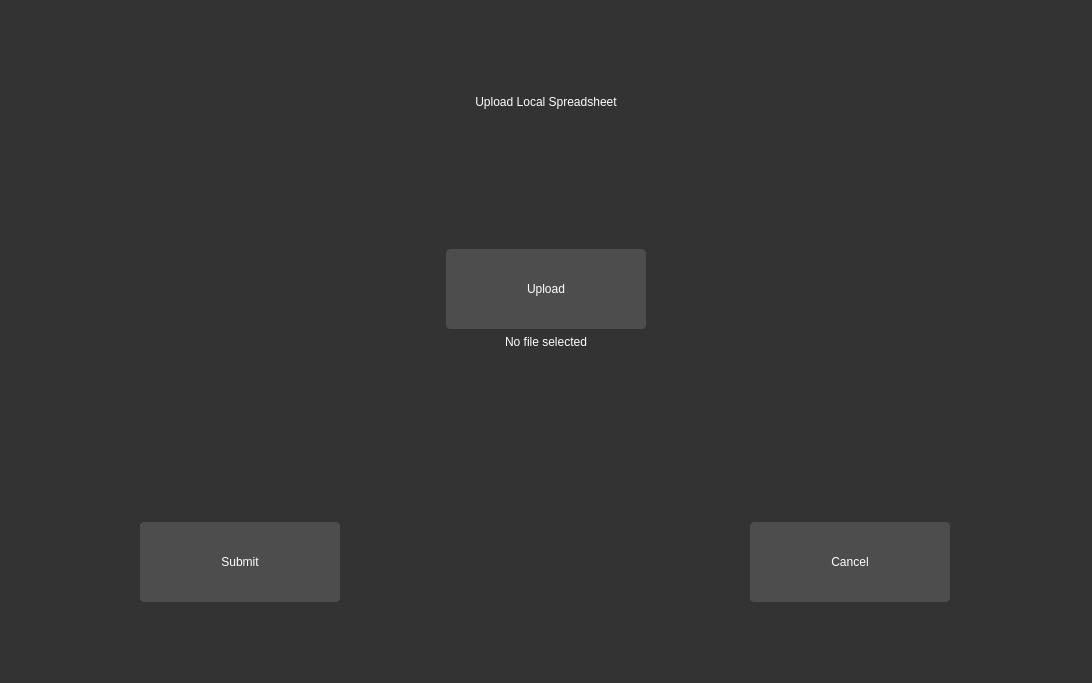
The window that source/features/ui/upload.ui (Teky500/Ebook-PR-Application) describes before a commit, drawn with Qt 5.
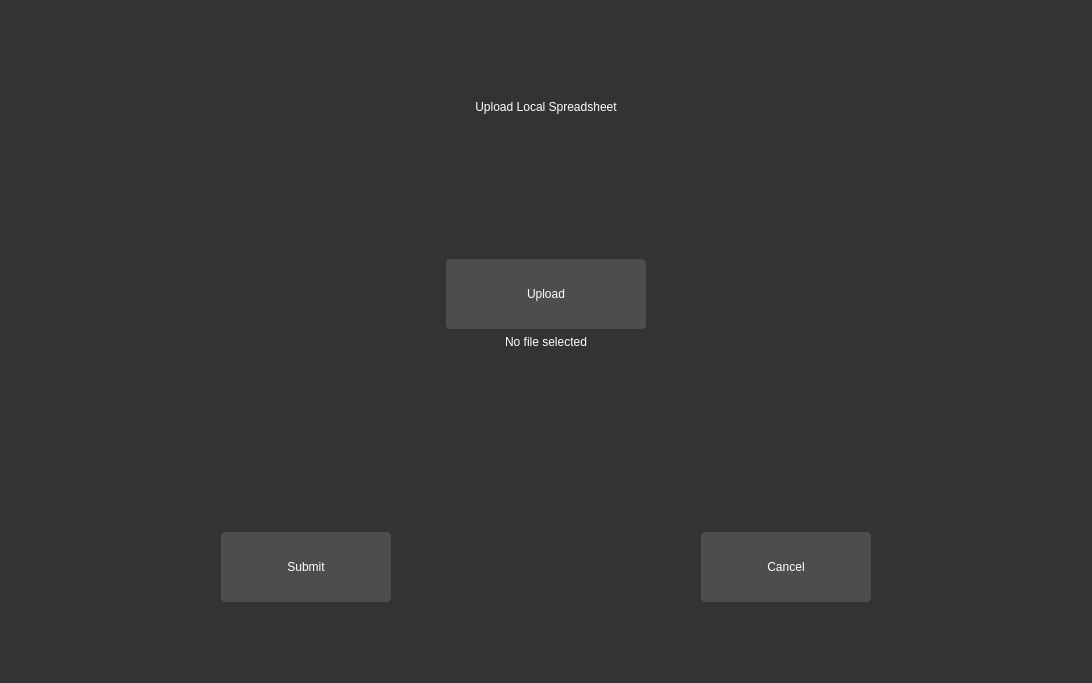
The same window after the commit.

Patch:
```diff
--- a/source/features/ui/upload.ui
+++ b/source/features/ui/upload.ui
@@ -105,10 +105,10 @@
    <item>
     <layout class="QHBoxLayout" name="horizontalLayout">
      <property name="leftMargin">
-      <number>5</number>
+      <number>20</number>
      </property>
      <property name="rightMargin">
-      <number>5</number>
+      <number>20</number>
      </property>
      <property name="bottomMargin">
       <number>0</number>
@@ -136,6 +136,9 @@
        <property name="alignment">
         <set>Qt::AlignCenter</set>
        </property>
+       <property name="wordWrap">
+        <bool>true</bool>
+       </property>
       </widget>
      </item>
     </layout>
@@ -150,13 +153,13 @@
        <property name="minimumSize">
         <size>
          <width>100</width>
-         <height>60</height>
+         <height>70</height>
         </size>
        </property>
        <property name="maximumSize">
         <size>
          <width>200</width>
-         <height>80</height>
+         <height>70</height>
         </size>
        </property>
        <property name="styleSheet">
@@ -198,10 +201,10 @@
       <number>300</number>
      </property>
      <property name="leftMargin">
-      <number>19</number>
+      <number>200</number>
      </property>
      <property name="rightMargin">
-      <number>20</number>
+      <number>200</number>
      </property>
      <property name="bottomMargin">
       <number>70</number>
@@ -211,13 +214,13 @@
        <property name="minimumSize">
         <size>
          <width>100</width>
-         <height>60</height>
+         <height>70</height>
         </size>
        </property>
        <property name="maximumSize">
         <size>
-         <width>200</width>
-         <height>80</height>
+         <width>170</width>
+         <height>70</height>
         </size>
        </property>
        <property name="styleSheet">
@@ -233,13 +236,13 @@
        <property name="minimumSize">
         <size>
          <width>100</width>
-         <height>60</height>
+         <height>70</height>
         </size>
        </property>
        <property name="maximumSize">
         <size>
-         <width>200</width>
-         <height>80</height>
+         <width>170</width>
+         <height>70</height>
         </size>
        </property>
        <property name="styleSheet">
```
Left out of the diff: 2 changed lines with no effect on the pictures.
